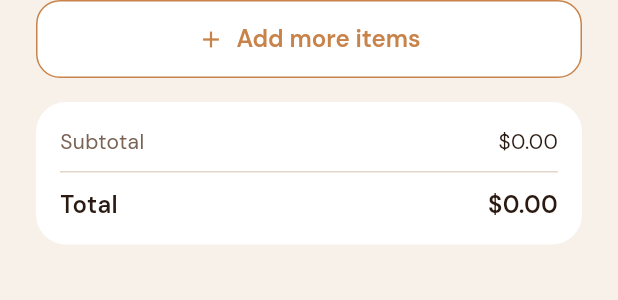
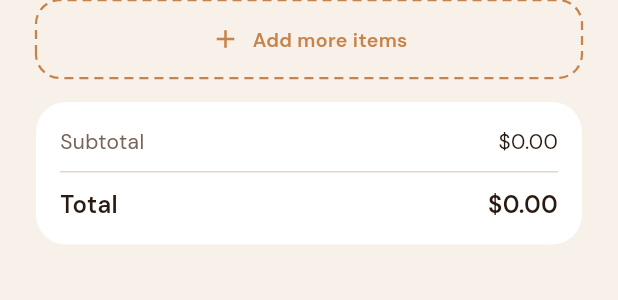
Before and after one commit to arthur-seav/mos_flutter, a Flutter app: the _CartList widget shown alone on an empty page, opened directly, on a phone screen of 412 x 824 dp. Shown: the top 300 px of the screen. Run offline on Flutter 3.47's test engine with Material 3 defaults, Android fonts, the phone set to English and light mode, and no system bars; drawn by our look-alikes of dotted_border; our stand-ins replace email_validator, flutter_riverpod, go_router; missing offline and left inert: phone_numbers_parser.

Commit message:
feat: dashed 'Add more items' outline; stricter cart tests
- dotted_border 3.1.0 (160/160 pub points, MIT, Dart >=3.7.2) for the
  caramel dashed outline from Figma; AddMoreButton widget.
- Cart page tests rewritten: totals were read back from the controller
  and compared with the screen, so a wrong total still passed. They now
  expect amounts worked out from the SA data ($5.50 -> $9.00 -> $7.00
  -> Undo $9.00; TC-17 $3.50), find buttons by tooltip instead of
  position, and check that 'Browse menu' / 'Add more items' really open
  the Menu. Checked: summing unit prices instead of line totals now
  fails TC-16.
- Menu: test that the last drink scrolls clear of the cart bar (fails
  without the bottom padding).
149 unit/widget tests.

```diff
--- a/lib/screens/cart/cart_screen.dart
+++ b/lib/screens/cart/cart_screen.dart
@@ -8,6 +8,7 @@ import '../../data/models/cart_item.dart';
 import '../../data/models/money.dart';
 import '../../theme/app_colors.dart';
 import '../../theme/app_text_styles.dart';
+import '../../widgets/cart/add_more_button.dart';
 import '../../widgets/cart/cart_line_card.dart';
 import '../../widgets/common/square_icon_button.dart';
 
@@ -157,19 +158,7 @@ class _CartList extends ConsumerWidget {
             ),
             const SizedBox(height: 12),
           ],
-          OutlinedButton.icon(
-            onPressed: () => context.go(AppRoutes.menu),
-            style: OutlinedButton.styleFrom(
-              foregroundColor: AppColors.caramel,
-              side: const BorderSide(color: AppColors.caramel),
-              padding: const EdgeInsets.symmetric(vertical: 14),
-              shape: RoundedRectangleBorder(
-                borderRadius: BorderRadius.circular(16),
-              ),
-            ),
-            icon: const Icon(Icons.add),
-            label: const Text('Add more items'),
-          ),
+          AddMoreButton(onPressed: () => context.go(AppRoutes.menu)),
           const SizedBox(height: 16),
           Container(
             padding: const EdgeInsets.all(16),
--- /dev/null
+++ b/lib/widgets/cart/add_more_button.dart
@@ -0,0 +1,50 @@
+import 'package:dotted_border/dotted_border.dart';
+import 'package:flutter/material.dart';
+
+import '../../theme/app_colors.dart';
+import '../../theme/app_text_styles.dart';
+
+/// "+ Add more items" under the cart lines: a caramel dashed outline, as
+/// in Figma (Cart with item). Flutter has no dashed border, so the outline
+/// comes from the `dotted_border` package.
+class AddMoreButton extends StatelessWidget {
+  const AddMoreButton({super.key, required this.onPressed});
+
+  final VoidCallback onPressed;
+
+  static const _radius = 16.0;
+
+  @override
+  Widget build(BuildContext context) {
+    return DottedBorder(
+      options: const RoundedRectDottedBorderOptions(
+        radius: Radius.circular(_radius),
+        color: AppColors.caramel,
+        strokeWidth: 1.5,
+        dashPattern: [6, 4],
+        padding: EdgeInsets.zero,
+      ),
+      child: Material(
+        type: MaterialType.transparency,
+        child: InkWell(
+          borderRadius: BorderRadius.circular(_radius),
+          onTap: onPressed,
+          child: SizedBox(
+            height: 52,
+            child: Row(
+              mainAxisAlignment: MainAxisAlignment.center,
+              children: [
+                const Icon(Icons.add, size: 20, color: AppColors.caramel),
+                const SizedBox(width: 8),
+                Text(
+                  'Add more items',
+                  style: AppTextStyles.label.copyWith(color: AppColors.caramel),
+                ),
+              ],
+            ),
+          ),
+        ),
+      ),
+    );
+  }
+}
--- a/pubspec.yaml
+++ b/pubspec.yaml
@@ -29,6 +29,7 @@ environment:
 # versions available, run `flutter pub outdated`.
 dependencies:
   cupertino_icons: ^1.0.9
+  dotted_border: ^3.1.0
   email_validator: ^3.0.0
   flutter:
     sdk: flutter
```
Also changed, not shown: pubspec.lock, 3 other files.
